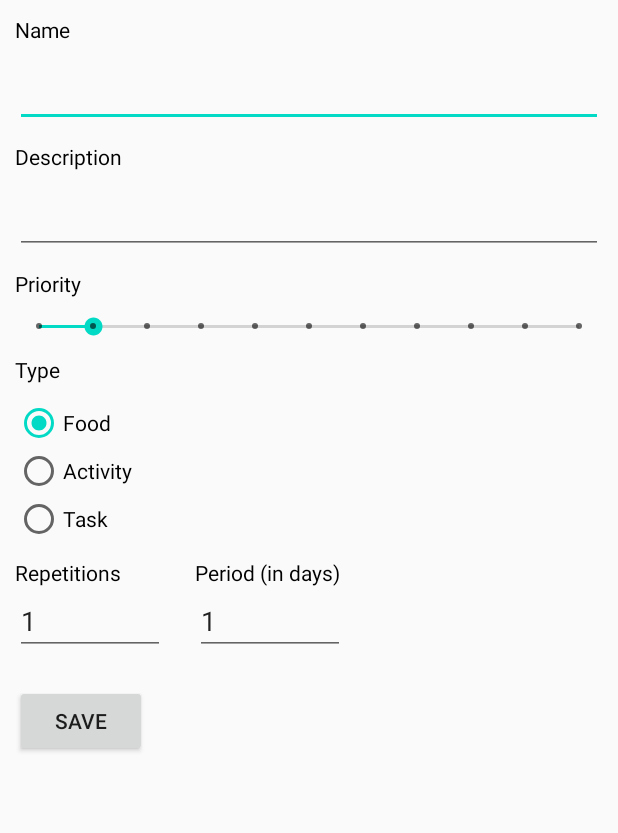
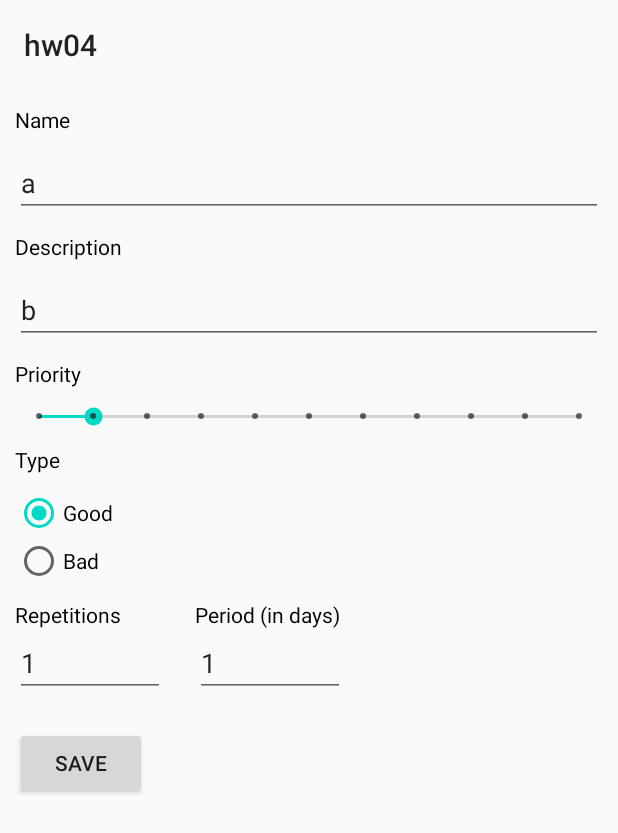
Before and after one commit to Yewert/android_course_app, an Android app: the screen it shows after launch (HabitEditActivity before the commit, MainActivity after it), after a tap on an icon or button, on a phone screen of 412 x 824 dp. Shown: the top 833 px of the screen. Run offline under Robolectric (Android 15) with nearby library versions, the phone set to English and light mode, and no system bars.

Commit message:
fragments, bad and good habits are in the different lists

```diff
--- a/app/src/main/AndroidManifest.xml
+++ b/app/src/main/AndroidManifest.xml
@@ -10,10 +10,7 @@
         android:supportsRtl="true"
         android:theme="@style/AppTheme">
         <activity
-            android:name=".HabitEditActivity"
-            android:configChanges="orientation|keyboardHidden|screenSize" />
-        <activity
-            android:name=".HabitsListActivity"
+            android:name=".MainActivity"
             android:configChanges="orientation|keyboardHidden|screenSize">
             <intent-filter>
                 <action android:name="android.intent.action.MAIN" />
--- a/app/src/main/java/com/example/hw03/Habit.kt
+++ b/app/src/main/java/com/example/hw03/Habit.kt
@@ -1,39 +1,21 @@
 package com.example.hw03
 
-import android.content.Intent
-import android.os.Bundle
+import android.os.Parcelable
+import kotlinx.android.parcel.Parcelize
+import java.util.*
 
+@Parcelize
 data class Habit(
     val name: String,
     val description: String,
     val priority: Int,
     val type: String,
     val repetitions: Int,
-    val period: Int
-) {
+    val period: Int,
+    val id: UUID = UUID.randomUUID()
+) : Parcelable {
     companion object {
-        val default = Habit("", "", 1, "food", 1, 1)
+        val default: Habit
+            get() = Habit("a", "b", 1, "Good", 1, 1, UUID.randomUUID())
     }
 }
-
-fun Habit.applyToBundle(bundle: Bundle) {
-    bundle.apply {
-        putString("name", name)
-        putString("description", description)
-        putString("type", type)
-        putInt("priority", priority)
-        putInt("repetitions", repetitions)
-        putInt("period", period)
-    }
-}
-
-fun Intent.extractHabit(): Habit {
-    return Habit(
-        getStringExtra("name") ?: "",
-        getStringExtra("description") ?: "",
-        getIntExtra("priority", 1),
-        getStringExtra("type") ?: "Food",
-        getIntExtra("repetitions", 1),
-        getIntExtra("period", 1)
-    )
-}
--- a/app/src/main/java/com/example/hw03/HabitEditActivity.kt
+++ /dev/null
@@ -1,79 +0,0 @@
-package com.example.hw03
-
-import android.content.Intent
-import android.os.Bundle
-import android.widget.*
-import androidx.appcompat.app.AppCompatActivity
-
-class HabitEditActivity : AppCompatActivity() {
-    private var habitIndex: Int = -1
-    private lateinit var habitName: EditText
-    private lateinit var habitDescription: EditText
-    private lateinit var habitRepetitions: EditText
-    private lateinit var habitPeriod: EditText
-    private lateinit var habitType: RadioGroup
-    private lateinit var habitPriority: SeekBar
-
-    override fun onCreate(savedInstanceState: Bundle?) {
-        super.onCreate(savedInstanceState)
-        setContentView(R.layout.activity_habit_edit)
-        habitName = findViewById(R.id.habit_name_edit)
-        habitDescription = findViewById(R.id.habit_description_edit)
-        habitRepetitions = findViewById(R.id.habit_repetitions_edit)
-        habitPeriod = findViewById(R.id.habit_period_edit)
-        habitType = findViewById(R.id.habit_type_edit)
-        habitPriority = findViewById(R.id.habit_priority_edit)
-
-        habitIndex = intent.getIntExtra("index", -1);
-        val habitToEdit = intent.extractHabit()
-        habitName.setText(habitToEdit.name)
-        habitDescription.setText(habitToEdit.description)
-        habitPriority.progress = habitToEdit.priority
-        habitType.check(typeToId(habitToEdit.type) ?: R.id.habit_type_selector_1)
-        habitRepetitions.setText(habitToEdit.repetitions.toString())
-        habitPeriod.setText(habitToEdit.period.toString())
-
-        findViewById<Button>(R.id.habit_edit_save).setOnClickListener {
-            if (isValid()) {
-                val data = Intent(this, HabitsListActivity::class.java).apply {
-                val bundle = Bundle().apply { putInt("index", habitIndex) }
-                val habit = Habit(
-                    habitName.text.toString(),
-                    habitDescription.text.toString(),
-                    habitPriority.progress,
-                    findViewById<RadioButton>(habitType.checkedRadioButtonId).text.toString(),
-                    habitRepetitions.text.toString().toIntOrNull() ?: 0,
-                    habitPeriod.text.toString().toIntOrNull() ?: 0
-                )
-                habit.applyToBundle(bundle)
-                putExtras(bundle)
-            }
-                setResult(1, data)
-            finish()
-        }
-        }
-    }
-
-    private fun typeToId(type: String): Int? {
-        return when (type) {
-            "Food" -> R.id.habit_type_selector_1
-            "Activity" -> R.id.habit_type_selector_2
-            "Task" -> R.id.habit_type_selector_3
-            else -> null
-        }
-    }
-
-    private fun isValid(): Boolean {
-        var valid = true
-        if (habitName.text.isBlank()) {
-            habitName.error = "invalid"
-            valid = false
-        }
-        if (habitDescription.text.isBlank()) {
-            habitDescription.error = "invalid"
-            valid = false
-        }
-
-        return valid
-    }
-}
--- /dev/null
+++ b/app/src/main/java/com/example/hw03/HabitEditFragment.kt
@@ -0,0 +1,104 @@
+package com.example.hw03
+
+import android.content.Context
+import android.os.Bundle
+import android.view.LayoutInflater
+import android.view.View
+import android.view.ViewGroup
+import android.widget.*
+import androidx.fragment.app.Fragment
+import java.util.*
+
+class HabitEditFragment : Fragment() {
+    private lateinit var habitId: UUID
+    private lateinit var habitOriginalType: String
+    private lateinit var habitName: EditText
+    private lateinit var habitDescription: EditText
+    private lateinit var habitRepetitions: EditText
+    private lateinit var habitPeriod: EditText
+    private lateinit var habitType: RadioGroup
+    private lateinit var habitPriority: SeekBar
+
+    private lateinit var saveHandler: ISaveHabitHandler
+
+    override fun onAttach(context: Context) {
+        super.onAttach(context)
+        saveHandler = requireActivity() as ISaveHabitHandler
+    }
+
+    override fun onCreateView(
+        inflater: LayoutInflater, container: ViewGroup?,
+        savedInstanceState: Bundle?
+    ): View? {
+        return inflater.inflate(R.layout.fragment_habit_edit, container, false)
+    }
+
+    override fun onViewCreated(view: View, savedInstanceState: Bundle?) {
+        super.onViewCreated(view, savedInstanceState)
+
+        if (savedInstanceState != null)
+            return
+
+        habitName = view.findViewById(R.id.habit_name_edit)
+        habitDescription = view.findViewById(R.id.habit_description_edit)
+        habitRepetitions = view.findViewById(R.id.habit_repetitions_edit)
+        habitPeriod = view.findViewById(R.id.habit_period_edit)
+        habitType = view.findViewById(R.id.habit_type_edit)
+        habitPriority = view.findViewById(R.id.habit_priority_edit)
+
+        val habitToEdit = arguments?.getParcelable("habit") ?: Habit.default
+        habitId = habitToEdit.id
+        habitOriginalType = habitToEdit.type
+        habitName.setText(habitToEdit.name)
+        habitDescription.setText(habitToEdit.description)
+        habitPriority.progress = habitToEdit.priority
+        habitType.check(typeToId(habitToEdit.type) ?: R.id.habit_type_selector_1)
+        habitRepetitions.setText(habitToEdit.repetitions.toString())
+        habitPeriod.setText(habitToEdit.period.toString())
+
+
+        view.findViewById<Button>(R.id.habit_edit_save).setOnClickListener {
+            if (isValid()) {
+                val habit = Habit(
+                    habitName.text.toString(),
+                    habitDescription.text.toString(),
+                    habitPriority.progress,
+                    view.findViewById<RadioButton>(habitType.checkedRadioButtonId).text.toString(),
+                    habitRepetitions.text.toString().toIntOrNull() ?: 0,
+                    habitPeriod.text.toString().toIntOrNull() ?: 0,
+                    habitId
+                )
+
+                saveHandler.handleSave(habit, habitOriginalType)
+            }
+        }
+    }
+
+    private fun typeToId(type: String): Int? {
+        return when (type) {
+            "Good" -> R.id.habit_type_selector_1
+            "Bad" -> R.id.habit_type_selector_2
+            else -> null
+        }
+    }
+
+    private fun isValid(): Boolean {
+        var valid = true
+        if (habitName.text.isBlank()) {
+            habitName.error = "invalid"
+            valid = false
+        }
+        if (habitDescription.text.isBlank()) {
+            habitDescription.error = "invalid"
+            valid = false
+        }
+
+        return valid
+    }
+
+    companion object {
+        fun newInstance(habit: Habit) = HabitEditFragment().apply {
+            arguments = Bundle().apply { putParcelable("habit", habit) }
+        }
+    }
+}
--- /dev/null
+++ b/app/src/main/java/com/example/hw03/HabitViewModel.kt
@@ -0,0 +1,28 @@
+package com.example.hw03
+
+import androidx.lifecycle.ViewModel
+import java.util.*
+
+class HabitsViewModel : ViewModel() {
+    private val habits: MutableList<Habit> = mutableListOf(
+    )
+
+    fun getHabits(habitType: String): List<Habit> {
+        return habits.filter { it.type == habitType }
+    }
+
+    fun addOrUpdate(newHabit: Habit) {
+        val existingHabit = getIndexedHabit(newHabit.id)
+        if (existingHabit != null) {
+            habits[existingHabit.index] = newHabit
+        } else {
+            habits.add(newHabit)
+        }
+    }
+
+    fun findById(id: UUID): Habit? {
+        return getIndexedHabit(id)?.value
+    }
+
+    private fun getIndexedHabit(id: UUID) = habits.withIndex().find { it.value.id == id }
+}
--- a/app/src/main/java/com/example/hw03/HabitsListActivity.kt
+++ /dev/null
@@ -1,74 +0,0 @@
-package com.example.hw03
-
-import android.content.Intent
-import android.os.Bundle
-import androidx.appcompat.app.AppCompatActivity
-import androidx.recyclerview.widget.LinearLayoutManager
-import androidx.recyclerview.widget.RecyclerView
-import com.google.android.material.floatingactionbutton.FloatingActionButton
-
-class HabitsListActivity : AppCompatActivity(), ISetActivityForResult {
-    private lateinit var recyclerView: RecyclerView
-    private lateinit var viewAdapter: RecyclerView.Adapter<*>
-    private lateinit var viewManager: RecyclerView.LayoutManager
-    private lateinit var habits: MutableList<Habit>
-
-
-    override fun onCreate(savedInstanceState: Bundle?) {
-        super.onCreate(savedInstanceState)
-        setContentView(R.layout.activity_habits_list)
-
-        viewManager = LinearLayoutManager(this)
-
-        habits = mutableListOf(
-            Habit("Sample", "Sample", 7, "Activity", 2, 3),
-            Habit("Sample", "Sample", 7, "Activity", 2, 3),
-            Habit("Sample", "Sample", 7, "Activity", 2, 3),
-            Habit(
-                "LongSample",
-                "Sample\nSample\nSample\nSample\nSampleSample\nSample\nSample\nSample\nSample\n",
-                5,
-                "Task",
-                2,
-                4
-            ),
-            Habit("Sample", "Sample", 7, "Activity", 2, 3),
-            Habit("Sample", "Sample", 7, "Activity", 2, 3),
-            Habit("Sample", "Sample", 7, "Activity", 2, 3),
-            Habit("Sample", "Sample", 7, "Activity", 2, 3)
-        )
-        viewAdapter = Adapter(habits, ItemClickHandler(this, this))
-
-        recyclerView = findViewById<RecyclerView>(R.id.habits_list_view).apply {
-            layoutManager = viewManager
-            adapter = viewAdapter
-
-        }
-
-        findViewById<FloatingActionButton>(R.id.habits_list_add).setOnClickListener {
-            val intent = Intent(this, HabitEditActivity::class.java)
-            startActivityForResult(intent, 1)
-        }
-    }
-
-    override fun onActivityResult(requestCode: Int, resultCode: Int, data: Intent?) {
-        if (requestCode == 1) {
-            if (resultCode == 1) {
-                val habit = data?.extractHabit() ?: Habit.default
-                val index = data?.getIntExtra("index", -1) ?: -1
-                if (index == -1) {
-                    habits.add(habit)
-                    viewAdapter.notifyItemInserted(habits.size - 1)
-                } else {
-                    habits[index] = habit
-                    viewAdapter.notifyItemChanged(index)
-                }
-            }
-            super.onActivityResult(requestCode, resultCode, data)
-        }
-    }
-
-    override fun set(intent: Intent) {
-        startActivityForResult(intent, 1)
-    }
-}
--- /dev/null
+++ b/app/src/main/java/com/example/hw03/HabitsListFragment.kt
@@ -0,0 +1,81 @@
+package com.example.hw03
+
+import android.content.Context
+import android.os.Bundle
+import android.view.LayoutInflater
+import android.view.View
+import android.view.ViewGroup
+import androidx.fragment.app.Fragment
+import androidx.fragment.app.activityViewModels
+import androidx.recyclerview.widget.LinearLayoutManager
+import androidx.recyclerview.widget.RecyclerView
+import java.util.*
+
+class HabitsListFragment() : Fragment(), IHabitsListObserver {
+    private val model: HabitsViewModel by activityViewModels()
+    private lateinit var habits: MutableList<Habit>
+    private lateinit var viewAdapter: HabitsRecyclerViewAdapter
+
+    override fun onCreateView(
+        inflater: LayoutInflater, container: ViewGroup?,
+        savedInstanceState: Bundle?
+    ): View? {
+        return inflater.inflate(R.layout.fragment_habits_list, container, false)
+    }
+
+    companion object {
+        fun newInstance(type: String) =
+            HabitsListFragment().apply {
+                arguments = Bundle().apply {
+                    putString("type", type)
+                }
+            }
+    }
+
+    override fun onViewCreated(view: View, savedInstanceState: Bundle?) {
+        super.onViewCreated(view, savedInstanceState)
+
+        type = arguments?.getString("type") ?: "Good"
+
+
+        (requireActivity() as IHabitsListObservable).attachObserver(this)
+//        if (savedInstanceState != null)
+//            return
+
+        habits = model.getHabits(type).toMutableList()
+
+        viewAdapter = HabitsRecyclerViewAdapter(habits, requireActivity() as IEditHabitHandler)
+
+        view.findViewById<RecyclerView>(R.id.habits_list_view).apply {
+            layoutManager = LinearLayoutManager(requireContext())
+            adapter = viewAdapter
+        }
+    }
+
+    override var type: String = "Good"
+
+    override fun onHabitChanged(id: UUID) {
+        val index =
+            habits.withIndex().find { indexedValue -> indexedValue.value.id == id }?.index ?: -1
+        if (index == -1) {
+            habits.add(model.findById(id)!!)
+            viewAdapter.notifyItemInserted(habits.size - 1)
+        } else {
+            habits[index] = model.findById(id)!!
+            viewAdapter.notifyItemChanged(index)
+        }
+    }
+
+    override fun onHabitRemoved(id: UUID) {
+        val index =
+            habits.withIndex().find { indexedValue -> indexedValue.value.id == id }?.index ?: -1
+        if (index != -1) {
+            habits.removeAt(index)
+            viewAdapter.notifyItemRemoved(index)
+        }
+    }
+
+    override fun onAttach(context: Context) {
+        super.onAttach(context)
+    }
+}
--- a/app/src/main/java/com/example/hw03/Adapter.kt
+++ b/app/src/main/java/com/example/hw03/HabitsRecyclerViewAdapter.kt
@@ -1,15 +1,12 @@
 package com.example.hw03
 
-import android.content.Context
-import android.content.Intent
-import android.os.Bundle
 import android.view.LayoutInflater
 import android.view.ViewGroup
 import androidx.recyclerview.widget.RecyclerView
 
-class Adapter(
+class HabitsRecyclerViewAdapter(
     private val habits: List<Habit>,
-    private val clickHandler: ItemClickHandler
+    private val clickHandler: IEditHabitHandler
 ) : RecyclerView.Adapter<ViewHolder>() {
     override fun onCreateViewHolder(parent: ViewGroup, viewType: Int): ViewHolder {
         val inflater = LayoutInflater.from(parent.context)
@@ -20,18 +17,3 @@ class Adapter(
         holder.bind(habits[position], position, clickHandler)
     }
 }
-
-class ItemClickHandler(private val context: Context, private val setter: ISetActivityForResult) {
-    fun handle(habit: Habit, position: Int) {
-        val intent = Intent(context, HabitEditActivity::class.java).apply {
-            val bundle = Bundle().apply { putInt("index", position) }
-            habit.applyToBundle(bundle)
-            putExtras(bundle)
-        }
-        setter.set(intent)
-    }
-}
-
-interface ISetActivityForResult {
-    fun set(intent: Intent)
-}
--- /dev/null
+++ b/app/src/main/java/com/example/hw03/HabitsViewFragment.kt
@@ -0,0 +1,40 @@
+package com.example.hw03
+
+import android.os.Bundle
+import android.view.LayoutInflater
+import android.view.View
+import android.view.ViewGroup
+import androidx.fragment.app.Fragment
+import androidx.viewpager2.widget.ViewPager2
+import com.google.android.material.floatingactionbutton.FloatingActionButton
+import com.google.android.material.tabs.TabLayoutMediator
+
+class HabitsViewFragment : Fragment() {
+    override fun onCreateView(
+        inflater: LayoutInflater, container: ViewGroup?,
+        savedInstanceState: Bundle?
+    ): View? {
+        return inflater.inflate(R.layout.fragment_habits_view, container, false)
+    }
+
+    override fun onViewCreated(view: View, savedInstanceState: Bundle?) {
+        super.onViewCreated(view, savedInstanceState)
+
+//        if (savedInstanceState != null)
+//            return
+
+        val habitsListPagerAdapter = HabitsListPagerAdapter(requireActivity())
+        val pager = view.findViewById<ViewPager2>(R.id.pager)
+        pager.adapter = habitsListPagerAdapter
+        TabLayoutMediator(view.findViewById(R.id.tabs), pager) { tab, position ->
+            tab.text = when (position) {
+                0 -> "Good"
+                else -> "Bad"
+            }
+        }.attach()
+
+        view.findViewById<FloatingActionButton>(R.id.habits_list_add).setOnClickListener {
+            (requireActivity() as INewHabitHandler).handleNew()
+        }
+    }
+}
--- /dev/null
+++ b/app/src/main/java/com/example/hw03/IHabitsListObserver.kt
@@ -0,0 +1,10 @@
+package com.example.hw03
+
+import java.util.*
+
+interface IHabitsListObserver {
+    val type: String
+
+    fun onHabitChanged(id: UUID)
+    fun onHabitRemoved(id: UUID)
+}
--- /dev/null
+++ b/app/src/main/java/com/example/hw03/MainActivity.kt
@@ -0,0 +1,69 @@
+package com.example.hw03
+
+import android.os.Bundle
+import androidx.activity.viewModels
+import androidx.appcompat.app.AppCompatActivity
+
+interface IHabitsListObservable {
+    fun attachObserver(observer: IHabitsListObserver)
+}
+
+class MainActivity : AppCompatActivity(), IHabitInteractionsHandler, IHabitsListObservable {
+    private val model: HabitsViewModel by viewModels()
+    private val typedObservers: MutableMap<String, IHabitsListObserver> = mutableMapOf()
+
+    override fun onCreate(savedInstanceState: Bundle?) {
+        super.onCreate(savedInstanceState)
+
+        if (savedInstanceState != null) return
+        model.addOrUpdate(Habit("one", "descr", 1, "Good", 1, 1))
+        model.addOrUpdate(Habit("one", "descr", 1, "Bad", 1, 1))
+        setContentView(R.layout.main_activity)
+
+        setSupportActionBar(findViewById(R.id.toolbar))
+
+        supportFragmentManager.beginTransaction()
+            .add(R.id.fragment_container, HabitsViewFragment()).commit()
+    }
+
+    override fun attachObserver(observer: IHabitsListObserver) {
+        typedObservers[observer.type] = observer
+    }
+
+    override fun handleEdit(habit: Habit) {
+        supportFragmentManager.beginTransaction()
+            .hide(supportFragmentManager.findFragmentById(R.id.fragment_container)!!)
+            .add(R.id.fragment_container, HabitEditFragment.newInstance(habit)).addToBackStack(null)
+            .commit()
+    }
+
+    override fun handleNew() {
+        supportFragmentManager.beginTransaction()
+            .hide(supportFragmentManager.findFragmentById(R.id.fragment_container)!!)
+            .add(R.id.fragment_container, HabitEditFragment.newInstance(Habit.default))
+            .addToBackStack(null)
+            .commit()
+    }
+
+    override fun handleSave(habit: Habit, originalType: String) {
+        supportFragmentManager.popBackStack()
+        model.addOrUpdate(habit)
+        if (originalType != habit.type)
+            typedObservers[originalType]!!.onHabitRemoved(habit.id)
+        typedObservers[habit.type]?.onHabitChanged(habit.id)
+    }
+}
+
+interface IEditHabitHandler {
+    fun handleEdit(habit: Habit)
+}
+
+interface INewHabitHandler {
+    fun handleNew()
+}
+
+interface ISaveHabitHandler {
+    fun handleSave(habit: Habit, originalType: String)
+}
+
+interface IHabitInteractionsHandler : IEditHabitHandler, INewHabitHandler, ISaveHabitHandler
--- /dev/null
+++ b/app/src/main/java/com/example/hw03/PagerAdapter.kt
@@ -0,0 +1,18 @@
+package com.example.hw03
+
+import androidx.fragment.app.Fragment
+import androidx.fragment.app.FragmentActivity
+import androidx.viewpager2.adapter.FragmentStateAdapter
+
+
+class HabitsListPagerAdapter(activity: FragmentActivity) : FragmentStateAdapter(activity) {
+
+    override fun createFragment(position: Int): Fragment {
+        return when (position) {
+            0 -> HabitsListFragment.newInstance("Good")
+            else -> HabitsListFragment.newInstance("Bad")
+        }
+    }
+
+    override fun getItemCount() = 2
+}
--- a/app/src/main/java/com/example/hw03/ViewHolder.kt
+++ b/app/src/main/java/com/example/hw03/ViewHolder.kt
@@ -14,12 +14,12 @@ class ViewHolder(itemView: View) : RecyclerView.ViewHolder(itemView) {
     private val priority: TextView = itemView.findViewById(R.id.habit_priority)
     private lateinit var habit: Habit
     private var index = -1
-    private lateinit var clickHandler: ItemClickHandler
+    private lateinit var clickHandler: IEditHabitHandler
 
     fun bind(
         habit: Habit,
         index: Int,
-        clickHandler: ItemClickHandler
+        clickHandler: IEditHabitHandler
     ) {
         this.habit = habit
         this.index = index
@@ -30,7 +30,7 @@ class ViewHolder(itemView: View) : RecyclerView.ViewHolder(itemView) {
         repetitionsAndPeriod.text = "${habit.repetitions} times every ${habit.period} days"
         description.text = habit.description
 
-        itemView.setOnClickListener { clickHandler.handle(habit, index) }
+        itemView.setOnClickListener { clickHandler.handleEdit(habit) }
     }
 
 
--- a/app/src/main/res/layout/activity_habit_edit.xml
+++ b/app/src/main/res/layout/fragment_habit_edit.xml
@@ -1,10 +1,8 @@
 <?xml version="1.0" encoding="utf-8"?>
 <androidx.constraintlayout.widget.ConstraintLayout xmlns:android="http://schemas.android.com/apk/res/android"
     xmlns:app="http://schemas.android.com/apk/res-auto"
-    xmlns:tools="http://schemas.android.com/tools"
     android:layout_width="match_parent"
-    android:layout_height="match_parent"
-    tools:context=".HabitEditActivity">
+    android:layout_height="match_parent">
 
     <ScrollView
         android:layout_width="match_parent"
@@ -114,20 +112,15 @@
                         android:id="@+id/habit_type_selector_1"
                         android:layout_width="wrap_content"
                         android:layout_height="wrap_content"
-                        android:text="Food" />
+                        android:text="Good" />
 
                     <RadioButton
                         android:id="@+id/habit_type_selector_2"
                         android:layout_width="wrap_content"
                         android:layout_height="wrap_content"
                         android:layout_marginTop="0dp"
-                        android:text="Activity" />
+                        android:text="Bad" />
 
-                    <RadioButton
-                        android:id="@+id/habit_type_selector_3"
-                        android:layout_width="wrap_content"
-                        android:layout_height="wrap_content"
-                        android:text="Task" />
                 </RadioGroup>
             </LinearLayout>
 
--- /dev/null
+++ b/app/src/main/res/layout/main_activity.xml
@@ -0,0 +1,29 @@
+<?xml version="1.0" encoding="utf-8"?>
+<androidx.constraintlayout.widget.ConstraintLayout xmlns:android="http://schemas.android.com/apk/res/android"
+    xmlns:app="http://schemas.android.com/apk/res-auto"
+    xmlns:tools="http://schemas.android.com/tools"
+    android:layout_width="match_parent"
+    android:layout_height="match_parent"
+    tools:context=".MainActivity">
+
+    <LinearLayout
+        android:layout_width="match_parent"
+        android:layout_height="match_parent"
+        android:orientation="vertical">
+
+        <androidx.appcompat.widget.Toolbar
+            android:id="@+id/toolbar"
+            android:layout_width="match_parent"
+            android:layout_height="60dp"
+            app:layout_constraintStart_toStartOf="parent"
+            app:layout_constraintTop_toTopOf="parent" />
+
+        <FrameLayout
+            android:id="@+id/fragment_container"
+            android:layout_width="match_parent"
+            android:layout_height="match_parent"
+            app:layout_constraintStart_toStartOf="parent"
+            app:layout_constraintTop_toBottomOf="@id/toolbar" />
+    </LinearLayout>
+
+</androidx.constraintlayout.widget.ConstraintLayout>
--- a/app/src/main/res/values/strings.xml
+++ b/app/src/main/res/values/strings.xml
@@ -1,3 +1,6 @@
 <resources>
-    <string name="app_name">hw03</string>
+    <string name="app_name">hw04</string>
+
+    <!-- TODO: Remove or change this placeholder text -->
+    <string name="hello_blank_fragment">Hello blank fragment</string>
 </resources>
```
Also changed, not shown: app/build.gradle (+11 -0 lines), app/src/main/res/layout/activity_habits_list.xml (deleted, +0 -26 lines), app/src/main/res/layout/fragment_habits_list.xml (added, +9 -0 lines), app/src/main/res/layout/fragment_habits_view.xml (added, +48 -0 lines).
